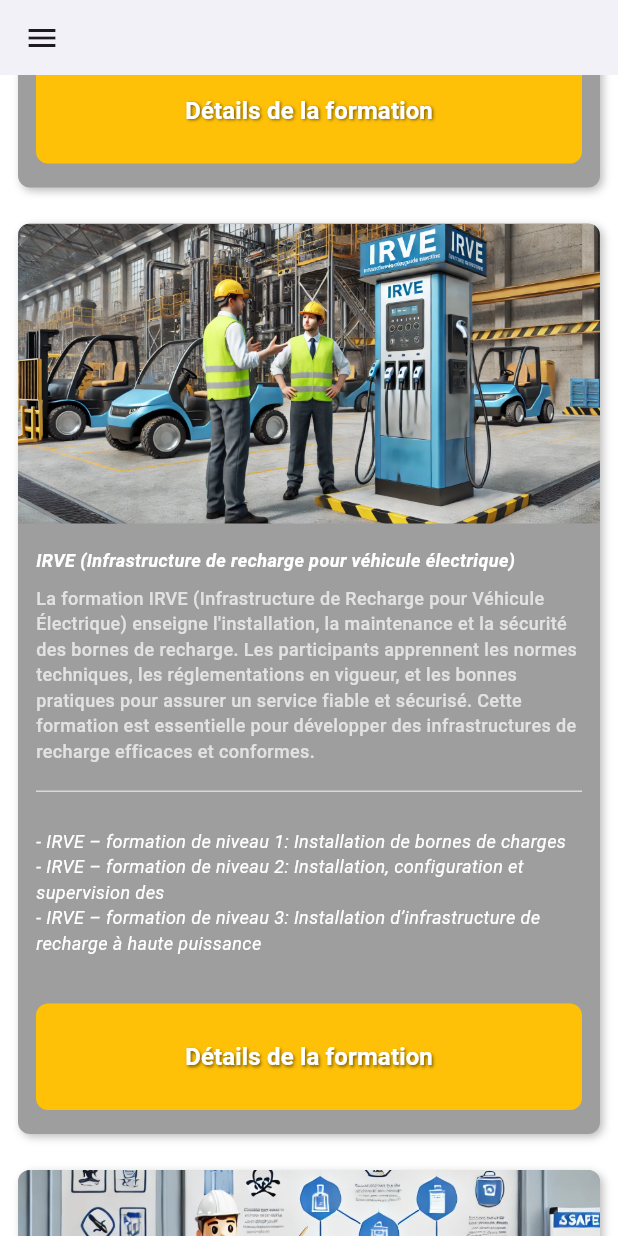
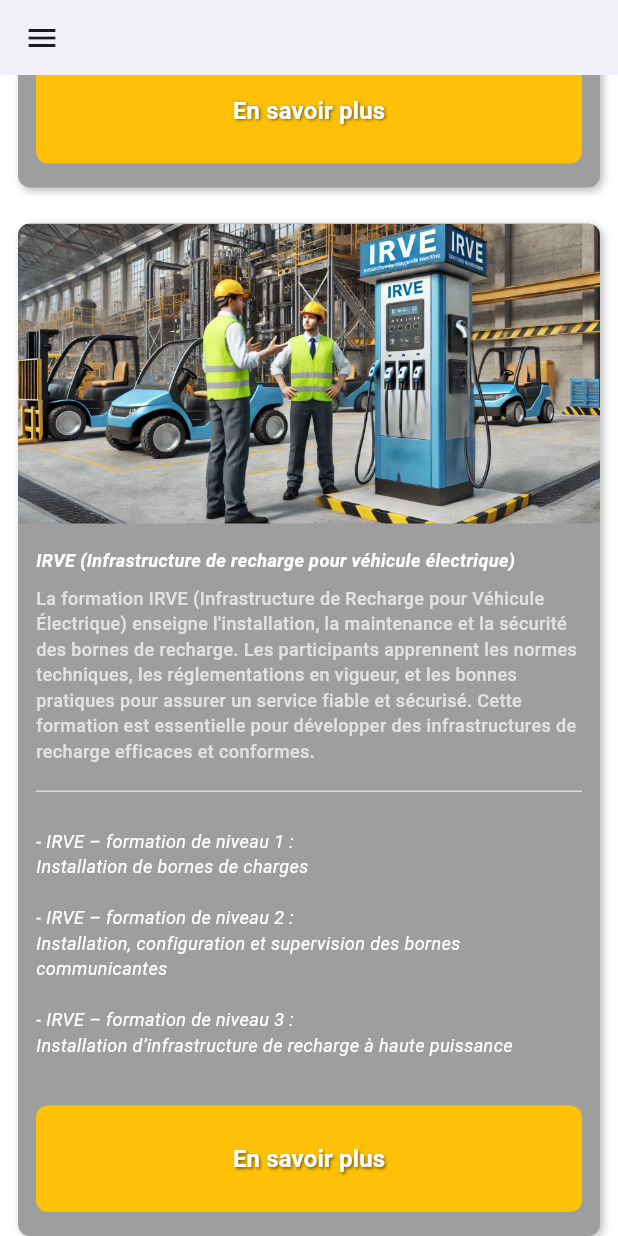
Before and after one commit to wallas938/nab_consult_home_page, a Flutter app: the screen it shows after launch, scrolled down 3456 dp, on a phone screen of 412 x 824 dp. Run offline on Flutter 3.47's test engine with Material 3 defaults, Android fonts, the light colour scheme and no system bars; our stand-ins replace flutter_screenutil; project files that could hold a hidden picture were left out.

Commit message:
dernières corrections

```diff
--- a/lib/constantes/app-datas.dart
+++ b/lib/constantes/app-datas.dart
@@ -12,7 +12,11 @@ class FeatureItem {
 class MenuItem {
   final Icon icon;
   final String title;
-  MenuItem({required this.icon, required this.title,});
+
+  MenuItem({
+    required this.icon,
+    required this.title,
+  });
 }
 
 class TrainingData {
@@ -63,7 +67,7 @@ final List<FeatureItem> features = [
       name: "Questionnaire de satisfaction",
       imagePath: "assets/images/image_satisfaction_client.webp",
       description:
-          "Toutes nos formations arrivées à terme sont soumises à un formulaire de satisfaction concernant l'environnement, les outils et l'efficacité de nos formateurs afin de pouvoir être en capacité de toujours proposer ce qu'il y a de mieux à nos clients."),
+          "Dans une démarche d’amélioration constante de nos prestations, toute nos formations sont soumises à un formulaire de satisfaction concernant l’environnement, les outils et la pédagogie de nos formateurs. L’objectif principal recherché est l’excellence en la matière."),
   FeatureItem(
       name: "Feuille d'émargement numérique",
       imagePath: "assets/images/image_emerge.webp",
@@ -101,12 +105,14 @@ final List<MenuItem> menuData = [
     icon: const Icon(
       Icons.home,
     ),
-      title: 'Accueil',),
+    title: 'Accueil',
+  ),
   MenuItem(
     icon: const Icon(
       Icons.group,
     ),
-      title: 'Qui Sommes Nous ?',),
+    title: 'Qui Sommes Nous ?',
+  ),
   MenuItem(
       icon: const Icon(
         Icons.mail,
@@ -125,7 +131,9 @@ final List<TrainingData> trainingData = [
           name: "B0/H0 – H0V",
           description: "à destination des non électriciens",
         ),
-        CertificationData(name: "BS/BE Manœuvre", ),
+        CertificationData(
+          name: "BS/BE Manœuvre",
+        ),
         CertificationData(
           name: "BR/BC/B1V/B2V/BE Essai – Vérification – Mesurage",
         ),
@@ -139,9 +147,12 @@ final List<TrainingData> trainingData = [
       description:
           "La norme NFC-18-550 définit les différents symboles d’habilitation en fonction, entre autres, de la nature de l’opération et de l’environnement électrique.",
       certifications: [
-        CertificationData(name: "B0L", ),
         CertificationData(
-            name: "B1VL/B2VL / BCL/ BEL ESSAI/BRL/B1XL/B2XL", ),
+          name: "B0L",
+        ),
+        CertificationData(
+          name: "B1VL/B2VL / BCL/ BEL ESSAI/BRL/B1XL/B2XL",
+        ),
       ]),
   TrainingData(
       trainingTitle:
@@ -177,18 +188,20 @@ final List<TrainingData> trainingData = [
           "La formation IRVE (Infrastructure de Recharge pour Véhicule Électrique) enseigne l'installation, la maintenance et la sécurité des bornes de recharge. Les participants apprennent les normes techniques, les réglementations en vigueur, et les bonnes pratiques pour assurer un service fiable et sécurisé. Cette formation est essentielle pour développer des infrastructures de recharge efficaces et conformes.",
       certifications: [
         CertificationData(
-            name: "IRVE – formation de niveau 1: Installation de bornes de charges",
+          name:
+              "IRVE – formation de niveau 1 :\nInstallation de bornes de charges\n",
           description:
               "Cette formation vise l’installation de bornes de charge, sans configuration spécifique pour la communication ou la supervision.",
         ),
         CertificationData(
-            name: "IRVE – formation de niveau 2: Installation, configuration et supervision des",
+          name:
+              "IRVE – formation de niveau 2 :\nInstallation, configuration et supervision des bornes communicantes\n",
           description:
               "Cette formation vise l’installation d’infrastructures de recharge en AC, avec configuration spécifique pour la communication ou la supervision.",
         ),
         CertificationData(
           name:
-                "IRVE – formation de niveau 3: Installation d’infrastructure de recharge à haute puissance",
+              "IRVE – formation de niveau 3 :\nInstallation d’infrastructure de recharge à haute puissance",
           description:
               "Cette formation vise l’installation d’infrastructure de recharge de véhicule électrique en charge rapide à haute puissance et en courant continu (DC) et de connaître les spécificités de ce type d’installations et les règles de sécurité applicables.",
         ),
@@ -202,16 +215,18 @@ final List<TrainingData> trainingData = [
   TrainingData(
       trainingTitle: "Risque amiante",
       trainingImagePath: "assets/images/image_amiante.webp",
-      description: "Dans les bâtiments construits avant 1997, l'amiante est présente partout et constitue un problème majeur de santé publique et de santé au travail: ce matériau aux multiples qualités s'est révélé hautement toxique. Il a été massivement utilisé et le nombre de cancers qu'il a induits ne cesse d'augmenter. Interdit en France depuis 1997, il reste présent dans de nombreux bâtiments et équipements. Dans les bâtiments construits avant 1997, l’amiante est présente partout.",
+      description:
+          "Dans les bâtiments construits avant 1997, l'amiante est présente partout et constitue un problème majeur de santé publique et de santé au travail: ce matériau aux multiples qualités s'est révélé hautement toxique. Il a été massivement utilisé et le nombre de cancers qu'il a induits ne cesse d'augmenter. Interdit en France depuis 1997, il reste présent dans de nombreux bâtiments et équipements. Dans les bâtiments construits avant 1997, l’amiante est présente partout.",
       certifications: [
         CertificationData(
-          name:"Sous-section 3",
-          description: "Cette section vise le retrait ou le confinement de matériaux contenant de l'amiante.",
+          name:
+              "Sous-section 3 :\nCette section vise le retrait ou le confinement de matériaux contenant de l'amiante.\n",
+          // description: "Cette section vise le retrait ou le confinement de matériaux contenant de l'amiante.",
         ),
         CertificationData(
           name:
-          "Sous-section 4",
-          description: "Cette section concerne les interventions de maintenance, de réparation ou encore d'entretien."
+              "Sous-section 4 :\nCette section concerne les interventions de maintenance, de réparation ou encore d'entretien.",
+          // description: "Cette section concerne les interventions de maintenance, de réparation ou encore d'entretien."
         ),
       ]),
 ];
--- a/lib/pages/home_page.dart
+++ b/lib/pages/home_page.dart
@@ -17,31 +17,6 @@ TextStyle cardDescriptionStyle = const TextStyle(
     fontWeight: FontWeight.w500,
     fontSize: 12,
     decorationStyle: TextDecorationStyle.solid);
-
-List<Widget> _buildCertificationList(BuildContext context, int firstIndex) {
-  List<Widget> items = [];
-  for (int index = 0;
-      index < trainingData[firstIndex].certifications.length;
-      index++) {
-    items.add(Row(
-      mainAxisAlignment: MainAxisAlignment.spaceBetween,
-      children: [
-        Flexible(
-          fit: FlexFit.loose,
-          child: Text(
-            "- ${trainingData[firstIndex].certifications[index].name}",
-            style: TextStyle(
-              fontStyle: FontStyle.italic,
-              color: AppColors.white,
-              fontSize: _responsiveFontSize(context, 12, 16, mobileWidthLimit),
-            ),
-          ),
-        ),
-      ],
-    ));
-  }
-  return items;
-}
 
 Widget _buildSectionHeader(String title, BuildContext context) {
   return Wrap(
@@ -87,12 +62,6 @@ Widget _buildSectionHeader(String title, BuildContext context) {
       ),
     ],
   );
-}
-
-double _responsiveFontSize(BuildContext context, double fontsize,
-    double fontMaxSize, double screenMaxSize) {
-  double screenWidth = MediaQuery.of(context).size.width;
-  return screenWidth >= screenMaxSize ? fontMaxSize : fontsize;
 }
 
 class MyHomePage extends StatefulWidget {
@@ -694,6 +663,38 @@ class HeroSection extends StatelessWidget {
 
 class TrainingSection extends StatelessWidget {
   const TrainingSection({super.key});
+
+  double _responsiveFontSize(BuildContext context, double fontsize,
+      double fontMaxSize, double screenMaxSize) {
+    double screenWidth = MediaQuery.of(context).size.width;
+    return screenWidth >= screenMaxSize ? fontMaxSize : fontsize;
+  }
+
+  List<Widget> _buildCertificationList(BuildContext context, int firstIndex) {
+    List<Widget> items = [];
+    for (int index = 0;
+    index < trainingData[firstIndex].certifications.length;
+    index++) {
+      items.add(Row(
+        mainAxisAlignment: MainAxisAlignment.spaceBetween,
+        children: [
+          Flexible(
+            fit: FlexFit.loose,
+            child: Text(
+              "- ${trainingData[firstIndex].certifications[index].name}",
+              style: TextStyle(
+                fontStyle: FontStyle.italic,
+                color: AppColors.white,
+                fontSize: _responsiveFontSize(context, 12, 16, mobileWidthLimit),
+              ),
+            ),
+          ),
+        ],
+      ));
+    }
+    return items;
+  }
+
 
   @override
   Widget build(BuildContext context) {
@@ -812,7 +813,7 @@ class TrainingSection extends StatelessWidget {
                                   elevation: 5,
                                 ),
                                 child: const Text(
-                                  "Détails de la formation",
+                                  "En savoir plus",
                                   style: TextStyle(
                                     color: Colors.white,
                                     fontSize: 16,
@@ -961,7 +962,7 @@ class TrainingSection extends StatelessWidget {
                                   elevation: 5,
                                 ),
                                 child: const Text(
-                                  "Détails de la formation",
+                                  "En savoir plus",
                                   style: TextStyle(
                                     color: Colors.white,
                                     fontSize: 16,
@@ -1108,7 +1109,7 @@ class TrainingSection extends StatelessWidget {
                                   elevation: 5,
                                 ),
                                 child: const Text(
-                                  "Détails de la formation",
+                                  "En savoir plus",
                                   style: TextStyle(
                                     color: Colors.white,
                                     fontSize: 16,
```
Lines whose indentation alone changed are shown as unchanged.
